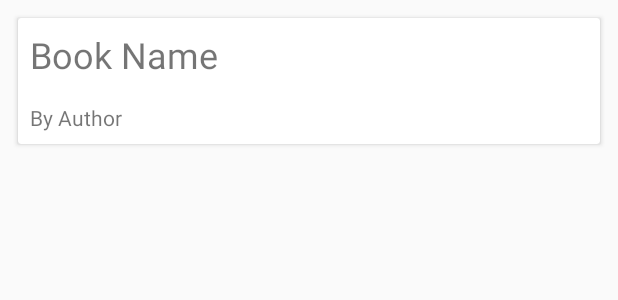
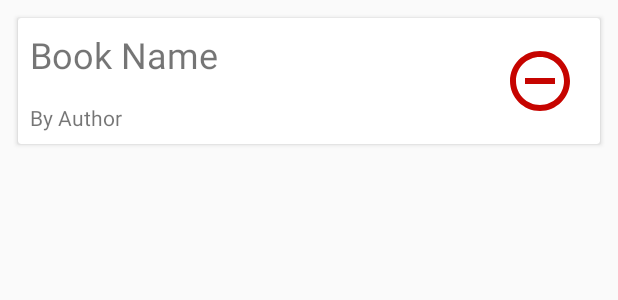
Before and after one commit to DreVla/HPMBooks, an Android app: the layout books_recyclerview_item.xml on its own in the app's theme, with its tools: preview values and no code run, on a phone screen of 412 x 824 dp. Shown: the top 300 px of the screen. Run offline under Robolectric (Android 15) with nearby library versions, the phone set to English and light mode, and no system bars.

Commit message:
Delete
Added delete function for each book in recycler view

```diff
--- /dev/null
+++ b/app/src/main/res/drawable/ic_remove.xml
@@ -0,0 +1,9 @@
+<vector android:height="48dp"
+    android:tint="#C60400"
+    android:viewportHeight="24.0"
+    android:viewportWidth="24.0"
+    android:width="48dp"
+    xmlns:android="http://schemas.android.com/apk/res/android">
+    <path android:fillColor="#FF000000"
+        android:pathData="M7,11v2h10v-2L7,11zM12,2C6.48,2 2,6.48 2,12s4.48,10 10,10 10,-4.48 10,-10S17.52,2 12,2zM12,20c-4.41,0 -8,-3.59 -8,-8s3.59,-8 8,-8 8,3.59 8,8 -3.59,8 -8,8z"/>
+</vector>
--- a/app/src/main/res/layout/books_recyclerview_item.xml
+++ b/app/src/main/res/layout/books_recyclerview_item.xml
@@ -1,9 +1,9 @@
 <?xml version="1.0" encoding="utf-8"?>
 <LinearLayout xmlns:android="http://schemas.android.com/apk/res/android"
     xmlns:tools="http://schemas.android.com/tools"
-    android:orientation="vertical"
     android:layout_width="match_parent"
-    android:layout_height="wrap_content">
+    android:layout_height="wrap_content"
+    android:orientation="vertical">
 
     <androidx.cardview.widget.CardView
         android:layout_width="match_parent"
@@ -11,26 +11,41 @@
         android:layout_margin="12dp"
         android:elevation="8dp">
 
+        <RelativeLayout
+            android:layout_width="match_parent"
+            android:layout_height="wrap_content">
+
             <LinearLayout
                 android:layout_width="wrap_content"
                 android:layout_height="wrap_content"
                 android:orientation="vertical">
+
                 <TextView
                     android:id="@+id/books_recyclerview_title"
                     android:layout_width="wrap_content"
                     android:layout_height="wrap_content"
-                tools:text="Book Name"
                     android:layout_margin="8dp"
-                android:textSize="24sp"/>
+                    android:textSize="24sp"
+                    tools:text="Book Name" />
+
                 <TextView
                     android:id="@+id/books_recyclerview_author"
                     android:layout_width="wrap_content"
                     android:layout_height="wrap_content"
                     android:layout_margin="8dp"
-                tools:text="By Author"/>
+                    tools:text="By Author" />
 
             </LinearLayout>
 
+            <ImageView
+                android:id="@+id/book_remove_button"
+                android:layout_width="wrap_content"
+                android:layout_height="wrap_content"
+                android:layout_alignParentEnd="true"
+                android:src="@drawable/ic_remove"
+                android:layout_centerInParent="true"
+                android:layout_margin="16dp"/>
+        </RelativeLayout>
     </androidx.cardview.widget.CardView>
 
 
```
Also changed, not shown: app/src/main/java/com/hpmtutorial/hpmbooksapp/model/network/BookAPI.java (+11 -0 lines), app/src/main/java/com/hpmtutorial/hpmbooksapp/view/BooksActivity.java (+20 -4 lines), app/src/main/java/com/hpmtutorial/hpmbooksapp/view/adapter/BooksRecyclerViewAdapter.java (+21 -0 lines), app/src/main/java/com/hpmtutorial/hpmbooksapp/viewmodel/BooksActivityViewModel.java (+23 -1 lines). Lines whose indentation alone changed are shown as unchanged.
